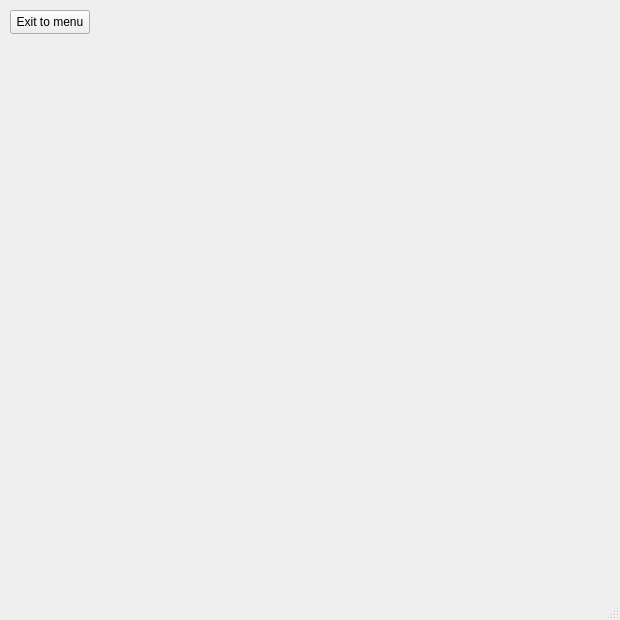
First picture: the form in student/12/numbers_gui/mainwindow.ui, repository Veeti-Lukin/programming2-course, before the edit.
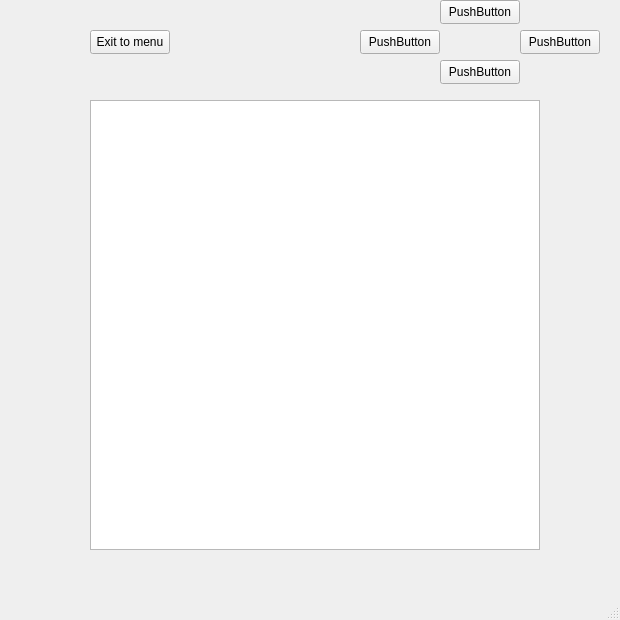
Second picture: the form after the edit. The open tabs and pages were chosen to show the change.

Commit message: TASK 12.6 ADD FEATURE: the qgraphicsview and scene where visual gameboard will be drawn

Patch:
```diff
--- a/student/12/numbers_gui/mainwindow.ui
+++ b/student/12/numbers_gui/mainwindow.ui
@@ -127,8 +127,8 @@
      <widget class="QPushButton" name="menuButton">
       <property name="geometry">
        <rect>
-        <x>10</x>
-        <y>10</y>
+        <x>90</x>
+        <y>30</y>
         <width>80</width>
         <height>24</height>
        </rect>
@@ -137,6 +137,80 @@
        <string>Exit to menu</string>
       </property>
      </widget>
+     <widget class="QGraphicsView" name="gamebooardGraphicsView">
+      <property name="geometry">
+       <rect>
+        <x>90</x>
+        <y>100</y>
+        <width>450</width>
+        <height>450</height>
+       </rect>
+      </property>
+      <property name="verticalScrollBarPolicy">
+       <enum>Qt::ScrollBarAlwaysOff</enum>
+      </property>
+      <property name="horizontalScrollBarPolicy">
+       <enum>Qt::ScrollBarAlwaysOff</enum>
+      </property>
+      <property name="sizeAdjustPolicy">
+       <enum>QAbstractScrollArea::AdjustToContentsOnFirstShow</enum>
+      </property>
+      <property name="alignment">
+       <set>Qt::AlignLeading|Qt::AlignLeft|Qt::AlignTop</set>
+      </property>
+     </widget>
+     <widget class="QPushButton" name="pushButton">
+      <property name="geometry">
+       <rect>
+        <x>360</x>
+        <y>30</y>
+        <width>80</width>
+        <height>24</height>
+       </rect>
+      </property>
+      <property name="text">
+       <string>PushButton</string>
+      </property>
+     </widget>
+     <widget class="QPushButton" name="pushButton_2">
+      <property name="geometry">
+       <rect>
+        <x>440</x>
+        <y>60</y>
+        <width>80</width>
+        <height>24</height>
+       </rect>
+      </property>
+      <property name="text">
+       <string>PushButton</string>
+      </property>
+     </widget>
+     <widget class="QPushButton" name="pushButton_3">
+      <property name="geometry">
+       <rect>
+        <x>440</x>
+        <y>0</y>
+        <width>80</width>
+        <height>24</height>
+       </rect>
+      </property>
+      <property name="text">
+       <string>PushButton</string>
+      </property>
+     </widget>
+     <widget class="QPushButton" name="pushButton_4">
+      <property name="geometry">
+       <rect>
+        <x>520</x>
+        <y>30</y>
+        <width>80</width>
+        <height>24</height>
+       </rect>
+      </property>
+      <property name="text">
+       <string>PushButton</string>
+      </property>
+     </widget>
     </widget>
    </widget>
   </widget>
```
Left out of the diff: 2 changed lines with no effect on the pictures. The commit also changes 2 other files.
